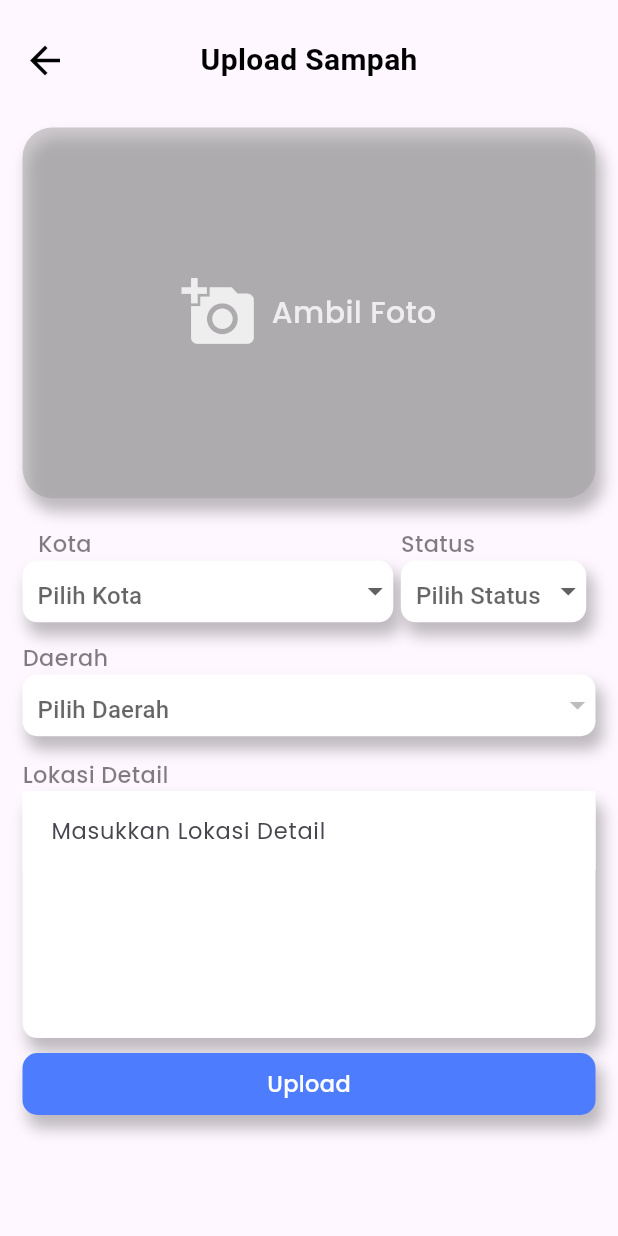
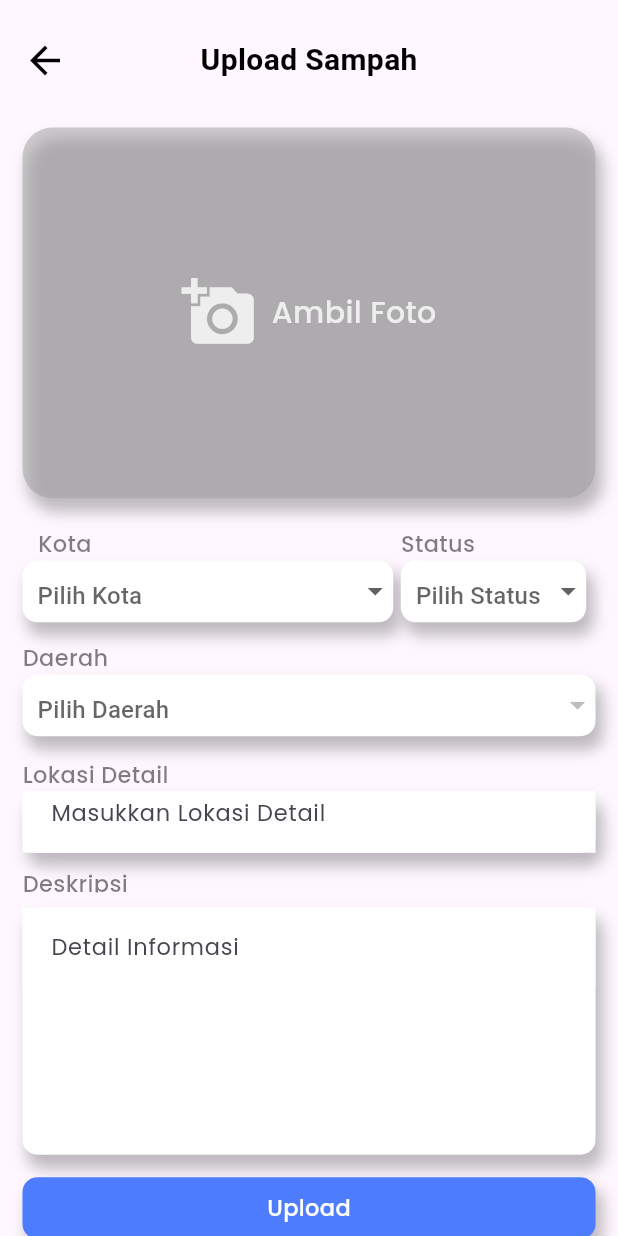
Before and after one commit to 3nol04/TrashIndo, a Flutter app: the UploadScreends screen opened directly, on a phone screen of 412 x 824 dp. Run offline on Flutter 3.47's test engine with Material 3 defaults, Android fonts, the phone set to English and light mode, and no system bars; our stand-ins replace flutter_dotenv, flutter_image_compress, flutter_svg, geolocator, google_fonts, image_picker; missing offline and left inert: mapbox_maps_flutter; network calls fail.

Commit message:
resolve keyboart

```diff
--- a/lib/main.dart
+++ b/lib/main.dart
@@ -30,9 +30,10 @@ class MainApp extends StatelessWidget {
             //body: Splashscreen(),
             //body: OnboardingScreen()
             //body: LoginScreens(),
-            // body: HomeScreens(),
-            // body: HomeScreens(),
-            //body: UploadScreends(),
-            body: DetailScreens()));
+            //body: HomeScreens(),
+            //body: HomeScreens(),
+            body: UploadScreends()
+           //body: DetailScreens()
+           ));
   }
 }
--- a/lib/screens/detail_screen.dart
+++ b/lib/screens/detail_screen.dart
@@ -172,6 +172,7 @@ class _DetailScreenstState extends State<DetailScreens> {
   @override
   Widget build(BuildContext context) {
     return Scaffold(
+     resizeToAvoidBottomInset: true,
         body: SizedBox(
       width: double.infinity,
       height: double.infinity,
@@ -182,7 +183,7 @@ class _DetailScreenstState extends State<DetailScreens> {
           Stack(
             children: [
               Positioned(
-                top: MediaQuery.of(context).size.height * 0.05,
+                top: MediaQuery.of(context).size.height * 0.02,
                 left: MediaQuery.of(context).size.width * 0.05,
                 child: Padding(
                     padding: const EdgeInsets.all(8.0),
@@ -257,8 +258,8 @@ class _DetailScreenstState extends State<DetailScreens> {
                   ),
                 ),
               Positioned(
-                bottom: MediaQuery.of(context).size.height * 0,
-                left: MediaQuery.of(context).size.width * 0,
+                bottom:  0,
+                left:  0,
                 child: GestureDetector(
                   onTap: () {
                     _changeHeight();
@@ -266,6 +267,7 @@ class _DetailScreenstState extends State<DetailScreens> {
                   onVerticalDragStart: (details) {
                     _changeHeight();
                   },
+                  child: SingleChildScrollView(
                     child: AnimatedContainer(
                       duration: const Duration(milliseconds: 500),
                       curve: Curves.fastOutSlowIn,
@@ -461,6 +463,7 @@ class _DetailScreenstState extends State<DetailScreens> {
                                         Padding(
                                           padding: const EdgeInsets.symmetric(
                                               vertical: 5, horizontal: 15),
+                                          child: SingleChildScrollView(
                                             child: Container(
                                               decoration: BoxDecoration(
                                                 borderRadius:
@@ -493,10 +496,12 @@ class _DetailScreenstState extends State<DetailScreens> {
                                               ),
                                             ),
                                           ),
+                                        ),
                                     ],
                                   ),
                                 ),
                               ])),
+                    ),
                   ),
                 ),
               )
--- a/lib/screens/upload_screens.dart
+++ b/lib/screens/upload_screens.dart
@@ -6,6 +6,7 @@ import 'package:flutter/material.dart';
 import 'package:google_fonts/google_fonts.dart';
 import 'package:flutter/services.dart' show rootBundle;
 import 'package:trashindo/model/data_daerah.dart';
+import 'package:trashindo/screens/home_screen.dart';
 
 class UploadScreends extends StatefulWidget {
   const UploadScreends({super.key});
@@ -16,6 +17,7 @@ class UploadScreends extends StatefulWidget {
 
 class _UploadScreendsState extends State<UploadScreends> {
   final TextEditingController _lokasiDetailController = TextEditingController();
+  final TextEditingController _deskripsiController = TextEditingController();
   Sumsel? sumsel;
   String? selectedKota;
   String? selectedStatus;
@@ -182,10 +184,18 @@ class _UploadScreendsState extends State<UploadScreends> {
                   crossAxisAlignment: CrossAxisAlignment.center,
                   mainAxisAlignment: MainAxisAlignment.spaceBetween,
                   children: [
-                    Icon(
-                      Icons.arrow_back_outlined,
-                      size: 30,
-                      color: Colors.black,
+                    GestureDetector(
+                      onTap: () {
+                        Navigator.push(context,
+                            MaterialPageRoute(builder: (context) {
+                          return const HomeScreens();
+                        }));
+                      },
+                      child: Icon(
+                        Icons.arrow_back_outlined,
+                        size: 30,
+                        color: Colors.black,
+                      ),
                     ),
                     Container(
                       alignment: Alignment.center,
@@ -472,7 +482,7 @@ class _UploadScreendsState extends State<UploadScreends> {
                 Container(
                   alignment: Alignment.topLeft,
                   width: double.infinity,
-                  height: MediaQuery.of(context).size.height * 0.2,
+                  height: MediaQuery.of(context).size.height * 0.05,
                   decoration: BoxDecoration(
                     color: Colors.white,
                     borderRadius: BorderRadius.circular(10),
@@ -510,6 +520,61 @@ class _UploadScreendsState extends State<UploadScreends> {
                   ),
                 ),
                 const SizedBox(height: 10),
+                Container(
+                  width: double.infinity,
+                  height: MediaQuery.of(context).size.height * 0.02,
+                  alignment: Alignment.centerLeft,
+                  child: Text(
+                    "Deskripsi",
+                    style: GoogleFonts.poppins(
+                      fontSize: 15,
+                      fontWeight: FontWeight.w500,
+                      color: Colors.black.withOpacity(0.5),
+                    ),
+                  ),
+                ),
+                const SizedBox(height: 10),
+                Container(
+                  alignment: Alignment.topLeft,
+                  width: double.infinity,
+                  height: MediaQuery.of(context).size.height * 0.2,
+                  decoration: BoxDecoration(
+                    color: Colors.white,
+                    borderRadius: BorderRadius.circular(10),
+                    boxShadow: [
+                      BoxShadow(
+                        color: Colors.black.withOpacity(0.25),
+                        blurRadius: 8,
+                        spreadRadius: 1,
+                        offset: const Offset(4, 8),
+                      )
+                    ],
+                  ),
+                  child: TextField(
+                    controller: _deskripsiController,
+                    maxLines: null,
+                    // agar tinggi bisa menyesuaikan teks
+                    textAlign: TextAlign.start,
+                    style: GoogleFonts.poppins(
+                      fontSize: 15,
+                      color: Colors.black.withOpacity(0.7),
+                    ),
+                    decoration: InputDecoration(
+                      hintText: 'Detail Informasi',
+                      border: InputBorder.none,
+                      filled: true,
+                      fillColor: Colors.white,
+                      contentPadding: const EdgeInsets.all(15),
+                      focusedBorder: OutlineInputBorder(
+                        borderRadius: BorderRadius.circular(10),
+                        borderSide: const BorderSide(
+                          color: Colors.white,
+                        ),
+                      ),
+                    ), // beri jarak teks dari tepi
+                  ),
+                ),
+                const SizedBox(height: 15),
                 GestureDetector(
                     child: Container(
                   width: double.infinity,
@@ -534,19 +599,6 @@ class _UploadScreendsState extends State<UploadScreends> {
                             color: Colors.white,
                           ))),
                 )),
-
-                // // TODO field Lokasi
-                // Container(
-                //   width: double.infinity,
-                //   height: MediaQuery.of(context).size.height * 0.02,
-                //   alignment: Alignment.centerLeft,
-                //   child: Text("Daerah",
-                //       style: GoogleFonts.poppins(
-                //         fontSize: 15,
-                //         fontWeight: FontWeight.w500,
-                //         color: Colors.black.withOpacity(0.5),
-                //       )),
-                // ),
               ],
             ),
           ),
```
Lines whose indentation alone changed are shown as unchanged.
